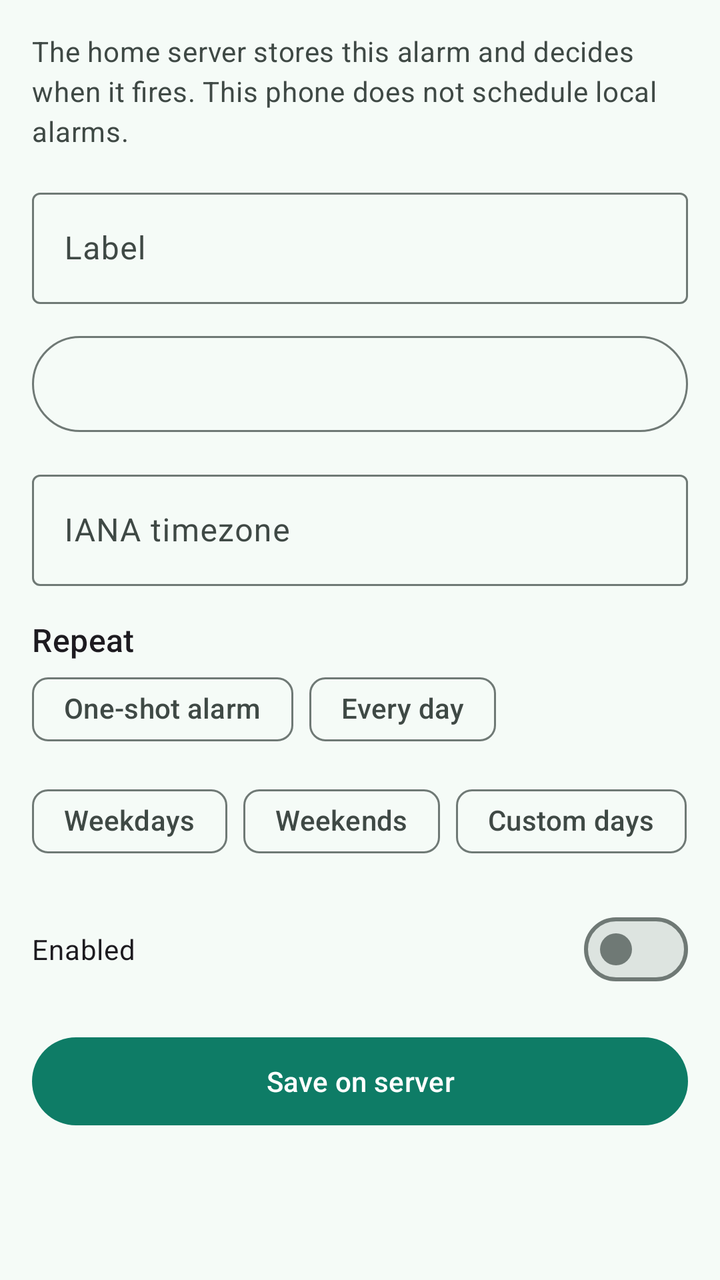
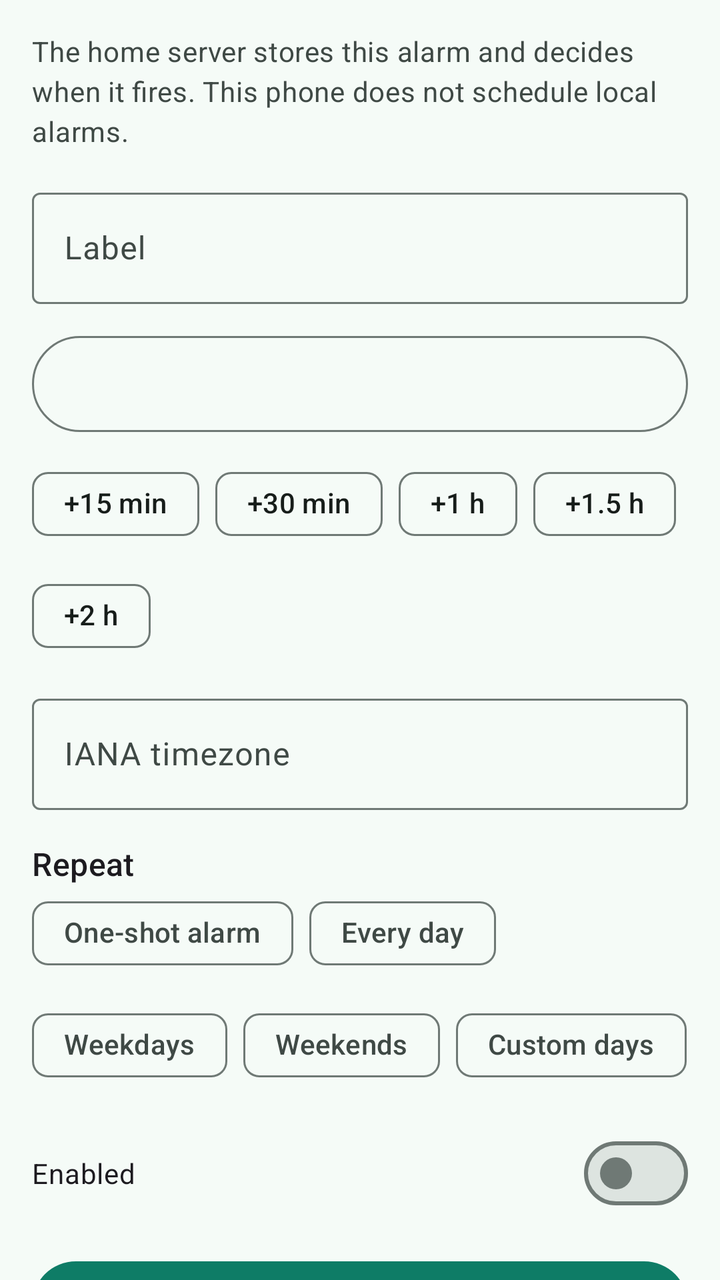

Screens rendered from an Android XML layout before and after an edit, with the pre-edit source and the edit as a unified diff.
<!-- AndroidManifest.xml: another module's application theme Theme.Home -->
<!-- res/layout/fragment_alarm_editor.xml -->
<?xml version="1.0" encoding="utf-8"?>
<androidx.core.widget.NestedScrollView xmlns:android="http://schemas.android.com/apk/res/android"
    xmlns:app="http://schemas.android.com/apk/res-auto"
    android:layout_width="match_parent"
    android:layout_height="match_parent"
    android:fillViewport="true">

    <LinearLayout
        android:layout_width="match_parent"
        android:layout_height="wrap_content"
        android:orientation="vertical"
        android:padding="@dimen/alarms_screen_margin">

        <TextView
            android:layout_width="match_parent"
            android:layout_height="wrap_content"
            android:text="@string/alarms_editor_hint"
            android:textAppearance="?attr/textAppearanceBodyMedium"
            android:textColor="?attr/colorOnSurfaceVariant" />

        <com.google.android.material.textfield.TextInputLayout
            android:layout_width="match_parent"
            android:layout_height="wrap_content"
            android:layout_marginTop="16dp"
            android:hint="@string/alarms_editor_label"
            style="@style/Widget.Material3.TextInputLayout.OutlinedBox">

            <com.google.android.material.textfield.TextInputEditText
                android:id="@+id/alarm_editor_label"
                android:layout_width="match_parent"
                android:layout_height="wrap_content"
                android:imeOptions="actionNext"
                android:inputType="textCapSentences"
                android:maxLength="120" />
        </com.google.android.material.textfield.TextInputLayout>

        <com.google.android.material.button.MaterialButton
            android:id="@+id/alarm_editor_time"
            style="@style/Widget.Material3.Button.OutlinedButton"
            android:layout_width="match_parent"
            android:layout_height="wrap_content"
            android:layout_marginTop="12dp"
            android:minHeight="56dp"
            android:textAllCaps="false" />

        <com.google.android.material.button.MaterialButton
            android:id="@+id/alarm_editor_date"
            style="@style/Widget.Material3.Button.OutlinedButton"
            android:layout_width="match_parent"
            android:layout_height="wrap_content"
            android:layout_marginTop="8dp"
            android:minHeight="56dp"
            android:textAllCaps="false"
            android:visibility="gone" />

        <com.google.android.material.textfield.TextInputLayout
            android:layout_width="match_parent"
            android:layout_height="wrap_content"
            android:layout_marginTop="12dp"
            android:hint="@string/alarms_editor_timezone"
            style="@style/Widget.Material3.TextInputLayout.OutlinedBox">

            <com.google.android.material.textfield.TextInputEditText
                android:id="@+id/alarm_editor_timezone"
                android:layout_width="match_parent"
                android:layout_height="wrap_content"
                android:inputType="textNoSuggestions" />
        </com.google.android.material.textfield.TextInputLayout>

        <TextView
            android:layout_width="match_parent"
            android:layout_height="wrap_content"
            android:layout_marginTop="16dp"
            android:text="@string/alarms_editor_repeat"
            android:textAppearance="?attr/textAppearanceTitleMedium" />

        <com.google.android.material.chip.ChipGroup
            android:id="@+id/alarm_editor_repeat_group"
            android:layout_width="match_parent"
            android:layout_height="wrap_content"
            app:singleLine="false"
            app:singleSelection="true">

            <com.google.android.material.chip.Chip
                android:id="@+id/repeat_once"
                style="@style/Widget.Material3.Chip.Filter"
                android:layout_width="wrap_content"
                android:layout_height="wrap_content"
                android:checkable="true"
                android:text="@string/alarms_repeat_once" />

            <com.google.android.material.chip.Chip
                android:id="@+id/repeat_daily"
                style="@style/Widget.Material3.Chip.Filter"
                android:layout_width="wrap_content"
                android:layout_height="wrap_content"
                android:checkable="true"
                android:text="@string/alarms_repeat_daily" />

            <com.google.android.material.chip.Chip
                android:id="@+id/repeat_weekdays"
                style="@style/Widget.Material3.Chip.Filter"
                android:layout_width="wrap_content"
                android:layout_height="wrap_content"
                android:checkable="true"
                android:text="@string/alarms_repeat_weekdays" />

            <com.google.android.material.chip.Chip
                android:id="@+id/repeat_weekends"
                style="@style/Widget.Material3.Chip.Filter"
                android:layout_width="wrap_content"
                android:layout_height="wrap_content"
                android:checkable="true"
                android:text="@string/alarms_repeat_weekends" />

            <com.google.android.material.chip.Chip
                android:id="@+id/repeat_custom"
                style="@style/Widget.Material3.Chip.Filter"
                android:layout_width="wrap_content"
                android:layout_height="wrap_content"
                android:checkable="true"
                android:text="@string/alarms_repeat_custom" />
        </com.google.android.material.chip.ChipGroup>

        <TextView
            android:id="@+id/alarm_editor_days_label"
            android:layout_width="match_parent"
            android:layout_height="wrap_content"
            android:layout_marginTop="12dp"
            android:text="@string/alarms_editor_days"
            android:textAppearance="?attr/textAppearanceTitleMedium"
            android:visibility="gone" />

        <com.google.android.material.chip.ChipGroup
            android:id="@+id/alarm_editor_days_group"
            android:layout_width="match_parent"
            android:layout_height="wrap_content"
            app:singleLine="false"
            app:singleSelection="false"
            android:visibility="gone">

            <com.google.android.material.chip.Chip
                android:id="@+id/day_1"
                style="@style/Widget.Material3.Chip.Filter"
                android:layout_width="wrap_content"
                android:layout_height="wrap_content"
                android:checkable="true"
                android:text="@string/alarms_day_mon" />

            <com.google.android.material.chip.Chip
                android:id="@+id/day_2"
                style="@style/Widget.Material3.Chip.Filter"
                android:layout_width="wrap_content"
                android:layout_height="wrap_content"
                android:checkable="true"
                android:text="@string/alarms_day_tue" />

            <com.google.android.material.chip.Chip
                android:id="@+id/day_3"
                style="@style/Widget.Material3.Chip.Filter"
                android:layout_width="wrap_content"
                android:layout_height="wrap_content"
                android:checkable="true"
                android:text="@string/alarms_day_wed" />

            <com.google.android.material.chip.Chip
                android:id="@+id/day_4"
                style="@style/Widget.Material3.Chip.Filter"
                android:layout_width="wrap_content"
                android:layout_height="wrap_content"
                android:checkable="true"
                android:text="@string/alarms_day_thu" />

            <com.google.android.material.chip.Chip
                android:id="@+id/day_5"
                style="@style/Widget.Material3.Chip.Filter"
                android:layout_width="wrap_content"
                android:layout_height="wrap_content"
                android:checkable="true"
                android:text="@string/alarms_day_fri" />

            <com.google.android.material.chip.Chip
                android:id="@+id/day_6"
                style="@style/Widget.Material3.Chip.Filter"
                android:layout_width="wrap_content"
                android:layout_height="wrap_content"
                android:checkable="true"
                android:text="@string/alarms_day_sat" />

            <com.google.android.material.chip.Chip
                android:id="@+id/day_7"
                style="@style/Widget.Material3.Chip.Filter"
                android:layout_width="wrap_content"
                android:layout_height="wrap_content"
                android:checkable="true"
                android:text="@string/alarms_day_sun" />
        </com.google.android.material.chip.ChipGroup>

        <com.google.android.material.materialswitch.MaterialSwitch
            android:id="@+id/alarm_editor_enabled"
            android:layout_width="match_parent"
            android:layout_height="wrap_content"
            android:layout_marginTop="16dp"
            android:minHeight="48dp"
            android:text="@string/alarms_enabled" />

        <TextView
            android:id="@+id/alarm_editor_error"
            android:layout_width="match_parent"
            android:layout_height="wrap_content"
            android:layout_marginTop="8dp"
            android:textColor="?attr/colorError"
            android:visibility="gone" />

        <com.google.android.material.button.MaterialButton
            android:id="@+id/alarm_editor_save"
            android:layout_width="match_parent"
            android:layout_height="wrap_content"
            android:layout_marginTop="16dp"
            android:minHeight="52dp"
            android:text="@string/alarms_editor_save" />

        <com.google.android.material.button.MaterialButton
            android:id="@+id/alarm_editor_delete"
            style="@style/Widget.Material3.Button.TextButton"
            android:layout_width="match_parent"
            android:layout_height="wrap_content"
            android:layout_marginTop="8dp"
            android:minHeight="48dp"
            android:text="@string/alarms_editor_delete"
            android:textColor="?attr/colorError"
            android:visibility="gone" />

        <ProgressBar
            android:id="@+id/alarm_editor_progress"
            android:layout_width="wrap_content"
            android:layout_height="wrap_content"
            android:layout_gravity="center_horizontal"
            android:layout_marginTop="12dp"
            android:visibility="gone" />
    </LinearLayout>
</androidx.core.widget.NestedScrollView>
<!-- resources referenced by this layout -->
<resources>
  <dimen name="alarms_screen_margin">16dp</dimen>
  <string name="alarms_day_fri">Fri</string>
  <string name="alarms_day_mon">Mon</string>
  <string name="alarms_day_sat">Sat</string>
  <string name="alarms_day_sun">Sun</string>
  <string name="alarms_day_thu">Thu</string>
  <string name="alarms_day_tue">Tue</string>
  <string name="alarms_day_wed">Wed</string>
  <string name="alarms_editor_days">Days</string>
  <string name="alarms_editor_delete">Delete alarm</string>
  <string name="alarms_editor_hint">The home server stores this alarm and decides when it fires. This phone does not schedule local alarms.</string>
  <string name="alarms_editor_label">Label</string>
  <string name="alarms_editor_repeat">Repeat</string>
  <string name="alarms_editor_save">Save on server</string>
  <string name="alarms_editor_timezone">IANA timezone</string>
  <string name="alarms_enabled">Enabled</string>
  <string name="alarms_repeat_custom">Custom days</string>
  <string name="alarms_repeat_daily">Every day</string>
  <string name="alarms_repeat_once">One-shot alarm</string>
  <string name="alarms_repeat_weekdays">Weekdays</string>
  <string name="alarms_repeat_weekends">Weekends</string>
  <color name="home_primary">#0E7C66</color>
  <color name="home_on_primary">#FFFFFF</color>
  <color name="home_primary_container">#BDF2E0</color>
  <color name="home_on_primary_container">#00201A</color>
  <color name="home_secondary">#4A635B</color>
  <color name="home_on_secondary">#FFFFFF</color>
  <color name="home_secondary_container">#CCE8DE</color>
  <color name="home_on_secondary_container">#05201A</color>
  <color name="home_tertiary">#8A5100</color>
  <color name="home_on_tertiary">#FFFFFF</color>
  <color name="home_tertiary_container">#FFDDB6</color>
  <color name="home_on_tertiary_container">#2C1600</color>
  <color name="home_error">#BA1A1A</color>
  <color name="home_surface">#F5FBF7</color>
  <color name="home_on_surface">#171D1A</color>
  <color name="home_on_surface_variant">#3F4945</color>
  <color name="home_surface_container_low">#EFF5F1</color>
  <color name="home_surface_container">#E9F0EC</color>
  <color name="home_surface_container_high">#E3EAE6</color>
  <color name="home_surface_container_highest">#DDE4E0</color>
  <color name="home_outline">#6F7975</color>
  <color name="home_outline_variant">#BFC9C4</color>
  <style name="ShapeAppearance.Home.Small" parent="ShapeAppearance.Material3.SmallComponent">
          <item name="cornerFamily">rounded</item>
          <item name="cornerSize">14dp</item>
      </style>
  <style name="ShapeAppearance.Home.Medium" parent="ShapeAppearance.Material3.MediumComponent">
          <item name="cornerFamily">rounded</item>
          <item name="cornerSize">22dp</item>
      </style>
  <style name="ShapeAppearance.Home.Large" parent="ShapeAppearance.Material3.LargeComponent">
          <item name="cornerFamily">rounded</item>
          <item name="cornerSize">28dp</item>
      </style>
  <!-- unchanged entries left out for length: 1 -->
</resources>

<!-- the commit's change to res/layout/fragment_alarm_editor.xml (unified diff, before → after) -->
@@ -43,6 +43,50 @@
             android:minHeight="56dp"
             android:textAllCaps="false" />
 
+        
+        <com.google.android.material.chip.ChipGroup
+            android:id="@+id/alarm_editor_quick_offsets"
+            android:layout_width="match_parent"
+            android:layout_height="wrap_content"
+            android:layout_marginTop="8dp"
+            app:singleLine="false">
+
+            <com.google.android.material.chip.Chip
+                android:id="@+id/quick_offset_15"
+                style="@style/Widget.Material3.Chip.Assist"
+                android:layout_width="wrap_content"
+                android:layout_height="wrap_content"
+                android:text="@string/alarms_quick_offset_15" />
+
+            <com.google.android.material.chip.Chip
+                android:id="@+id/quick_offset_30"
+                style="@style/Widget.Material3.Chip.Assist"
+                android:layout_width="wrap_content"
+                android:layout_height="wrap_content"
+                android:text="@string/alarms_quick_offset_30" />
+
+            <com.google.android.material.chip.Chip
+                android:id="@+id/quick_offset_60"
+                style="@style/Widget.Material3.Chip.Assist"
+                android:layout_width="wrap_content"
+                android:layout_height="wrap_content"
+                android:text="@string/alarms_quick_offset_60" />
+
+            <com.google.android.material.chip.Chip
+                android:id="@+id/quick_offset_90"
+                style="@style/Widget.Material3.Chip.Assist"
+                android:layout_width="wrap_content"
+                android:layout_height="wrap_content"
+                android:text="@string/alarms_quick_offset_90" />
+
+            <com.google.android.material.chip.Chip
+                android:id="@+id/quick_offset_120"
+                style="@style/Widget.Material3.Chip.Assist"
+                android:layout_width="wrap_content"
+                android:layout_height="wrap_content"
+                android:text="@string/alarms_quick_offset_120" />
+        </com.google.android.material.chip.ChipGroup>
+
         <com.google.android.material.button.MaterialButton
             android:id="@+id/alarm_editor_date"
             style="@style/Widget.Material3.Button.OutlinedButton"
<!-- resource entries referenced after the edit -->
@@ -16,6 +16,11 @@
   <string name="alarms_editor_save">Save on server</string>
   <string name="alarms_editor_timezone">IANA timezone</string>
   <string name="alarms_enabled">Enabled</string>
+  <string name="alarms_quick_offset_120">+2 h</string>
+  <string name="alarms_quick_offset_15">+15 min</string>
+  <string name="alarms_quick_offset_30">+30 min</string>
+  <string name="alarms_quick_offset_60">+1 h</string>
+  <string name="alarms_quick_offset_90">+1.5 h</string>
   <string name="alarms_repeat_custom">Custom days</string>
   <string name="alarms_repeat_daily">Every day</string>
   <string name="alarms_repeat_once">One-shot alarm</string>
